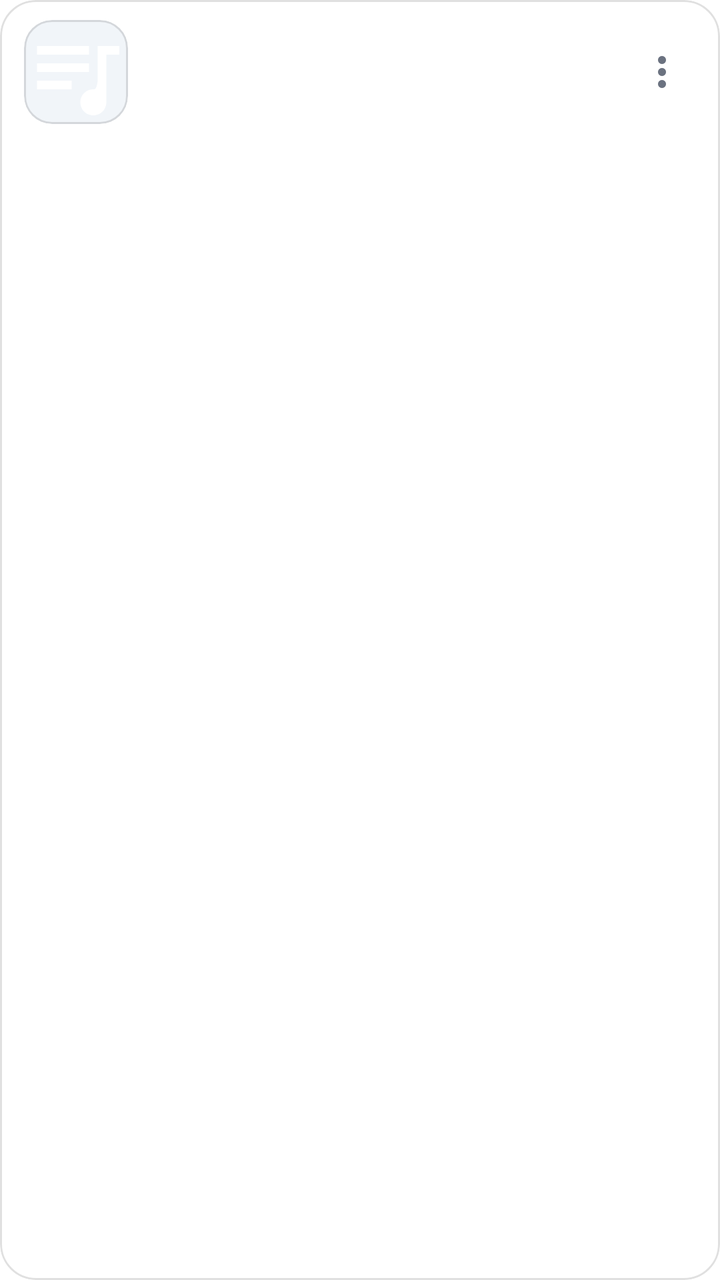
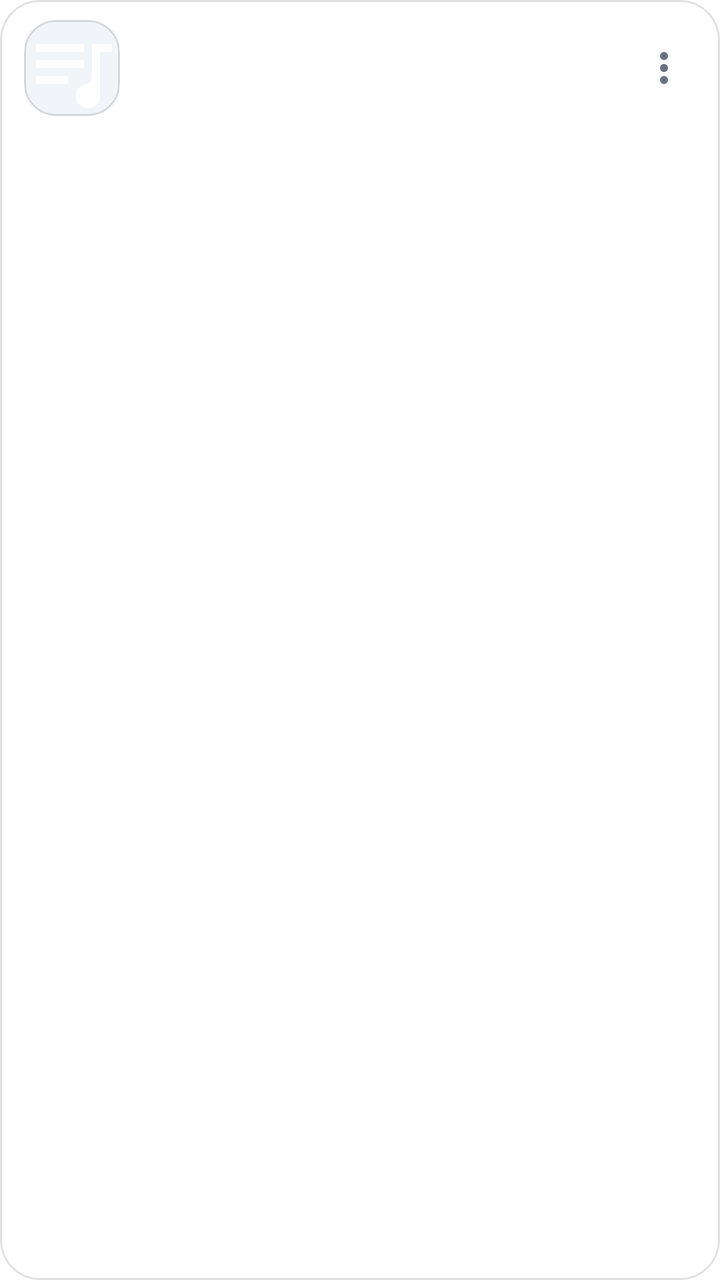

Two renders of the same Android screen: before a commit and after it. Below are the layout's source before the change and the commit's diff.
<!-- AndroidManifest.xml: application theme Theme.SeldiaMusic -->
<!-- res/layout/item_playlist.xml -->
<?xml version="1.0" encoding="utf-8"?>
<com.google.android.material.card.MaterialCardView xmlns:android="http://schemas.android.com/apk/res/android"
    xmlns:app="http://schemas.android.com/apk/res-auto"
    android:layout_width="match_parent"
    android:layout_height="wrap_content"
    android:layout_marginStart="12dp"
    android:layout_marginEnd="12dp"
    android:layout_marginTop="5dp"
    android:layout_marginBottom="5dp"
    android:clickable="true"
    android:focusable="true"
    app:cardBackgroundColor="@color/glass_card"
    app:cardCornerRadius="18dp"
    app:cardElevation="0dp"
    app:rippleColor="?attr/accentSoft"
    app:strokeColor="@color/glass_stroke"
    app:strokeWidth="1dp">

    <LinearLayout
        android:layout_width="match_parent"
        android:layout_height="wrap_content"
        android:gravity="center_vertical"
        android:orientation="horizontal"
        android:paddingStart="12dp"
        android:paddingEnd="12dp"
        android:paddingTop="10dp"
        android:paddingBottom="10dp">

        <com.google.android.material.card.MaterialCardView
            android:layout_width="52dp"
            android:layout_height="52dp"
            android:layout_gravity="center_vertical"
            app:cardBackgroundColor="@color/surface_high"
            app:cardCornerRadius="14dp"
            app:cardElevation="0dp"
            app:strokeColor="@color/glass_stroke"
            app:strokeWidth="1dp">

            <ImageView
                android:id="@+id/iv_artwork"
                android:layout_width="match_parent"
                android:layout_height="match_parent"
                android:contentDescription="@null"
                android:clipToOutline="true"
                android:scaleType="centerCrop"
                android:src="@drawable/ic_playlist" />
        </com.google.android.material.card.MaterialCardView>

        <LinearLayout
            android:layout_width="0dp"
            android:layout_height="wrap_content"
            android:layout_marginStart="14dp"
            android:layout_weight="1"
            android:orientation="vertical">

            <TextView
                android:id="@+id/tv_name"
                android:layout_width="match_parent"
                android:layout_height="wrap_content"
                android:ellipsize="end"
                android:maxLines="1"
                android:textColor="@color/text_primary"
                android:textSize="16sp"
                android:textStyle="bold" />

            <TextView
                android:id="@+id/tv_count"
                android:layout_width="match_parent"
                android:layout_height="wrap_content"
                android:layout_marginTop="2dp"
                android:ellipsize="end"
                android:maxLines="1"
                android:textColor="@color/text_secondary"
                android:textSize="13sp" />
        </LinearLayout>

        <ImageButton
            android:id="@+id/btn_more"
            android:layout_width="34dp"
            android:layout_height="34dp"
            android:background="?attr/selectableItemBackgroundBorderless"
            android:contentDescription="@null"
            android:src="@drawable/ic_more"
            android:tint="@color/text_secondary" />
    </LinearLayout>
</com.google.android.material.card.MaterialCardView>
<!-- resources referenced by this layout -->
<resources>
  <!-- unchanged entries left out for length: 22 -->
</resources>

<!-- the commit's change to res/layout/item_playlist.xml (unified diff, before → after) -->
@@ -3,14 +3,16 @@
     xmlns:app="http://schemas.android.com/apk/res-auto"
     android:layout_width="match_parent"
     android:layout_height="wrap_content"
-    android:layout_marginStart="12dp"
-    android:layout_marginEnd="12dp"
-    android:layout_marginTop="5dp"
-    android:layout_marginBottom="5dp"
+    android:layout_marginStart="16dp"
+    android:layout_marginEnd="16dp"
+    android:layout_marginTop="8dp"
+    android:layout_marginBottom="8dp"
+    android:background="@drawable/bg_tv_focus_card"
     android:clickable="true"
     android:focusable="true"
+    android:focusableInTouchMode="false"
     app:cardBackgroundColor="@color/glass_card"
-    app:cardCornerRadius="18dp"
+    app:cardCornerRadius="20dp"
     app:cardElevation="0dp"
     app:rippleColor="?attr/accentSoft"
     app:strokeColor="@color/glass_stroke"
@@ -27,11 +29,11 @@
         android:paddingBottom="10dp">
 
         <com.google.android.material.card.MaterialCardView
-            android:layout_width="52dp"
-            android:layout_height="52dp"
+            android:layout_width="48dp"
+            android:layout_height="48dp"
             android:layout_gravity="center_vertical"
             app:cardBackgroundColor="@color/surface_high"
-            app:cardCornerRadius="14dp"
+            app:cardCornerRadius="16dp"
             app:cardElevation="0dp"
             app:strokeColor="@color/glass_stroke"
             app:strokeWidth="1dp">
@@ -49,7 +51,7 @@
         <LinearLayout
             android:layout_width="0dp"
             android:layout_height="wrap_content"
-            android:layout_marginStart="14dp"
+            android:layout_marginStart="16dp"
             android:layout_weight="1"
             android:orientation="vertical">
 
@@ -60,26 +62,28 @@
                 android:ellipsize="end"
                 android:maxLines="1"
                 android:textColor="@color/text_primary"
-                android:textSize="16sp"
+                android:textSize="12sp"
                 android:textStyle="bold" />
 
             <TextView
                 android:id="@+id/tv_count"
                 android:layout_width="match_parent"
                 android:layout_height="wrap_content"
-                android:layout_marginTop="2dp"
+                android:layout_marginTop="4dp"
                 android:ellipsize="end"
                 android:maxLines="1"
                 android:textColor="@color/text_secondary"
-                android:textSize="13sp" />
+                android:textSize="12sp" />
         </LinearLayout>
 
         <ImageButton
             android:id="@+id/btn_more"
-            android:layout_width="34dp"
-            android:layout_height="34dp"
-            android:background="?attr/selectableItemBackgroundBorderless"
+            android:layout_width="32dp"
+            android:layout_height="32dp"
+            android:background="@drawable/bg_tv_focus_pill"
             android:contentDescription="@null"
+            android:focusable="true"
+            android:focusableInTouchMode="false"
             android:src="@drawable/ic_more"
             android:tint="@color/text_secondary" />
     </LinearLayout>
<!-- resource entries referenced after the edit -->
@@ -1,5 +1,119 @@
 <!-- resources referenced by this layout -->
 <resources>
+  <!-- drawable bg_tv_focus_card (drawable) -->
+  <?xml version="1.0" encoding="utf-8"?>
+  <selector xmlns:android="http://schemas.android.com/apk/res/android">
+      <item android:state_focused="true">
+          <layer-list>
+              <item>
+                  <shape android:shape="rectangle">
+                      <solid android:color="?attr/accentSoft" />
+                      <corners android:radius="26dp" />
+                  </shape>
+              </item>
+              <item>
+                  <shape android:shape="rectangle">
+                      <solid android:color="#40FFFFFF" />
+                      <corners android:radius="26dp" />
+                  </shape>
+              </item>
+              <item>
+                  <shape android:shape="rectangle">
+                      <solid android:color="@android:color/transparent" />
+                      <corners android:radius="26dp" />
+                      <stroke
+                          android:width="5dp"
+                          android:color="#FFFFFF" />
+                  </shape>
+              </item>
+              <item>
+                  <shape android:shape="rectangle">
+                      <solid android:color="@android:color/transparent" />
+                      <corners android:radius="26dp" />
+                      <stroke
+                          android:width="2dp"
+                          android:color="?attr/accentPrimary" />
+                  </shape>
+              </item>
+          </layer-list>
+      </item>
+      <item android:state_pressed="true">
+          <layer-list>
+              <item>
+                  <shape android:shape="rectangle">
+                      <solid android:color="#55FFFFFF" />
+                      <corners android:radius="26dp" />
+                  </shape>
+              </item>
+          </layer-list>
+      </item>
+      <item>
+          <layer-list>
+              <item>
+                  <shape android:shape="rectangle">
+                      <solid android:color="#00000000" />
+                  </shape>
+              </item>
+          </layer-list>
+      </item>
+  </selector>
+  <!-- drawable bg_tv_focus_pill (drawable) -->
+  <?xml version="1.0" encoding="utf-8"?>
+  <selector xmlns:android="http://schemas.android.com/apk/res/android">
+      <item android:state_focused="true">
+          <layer-list>
+              <item>
+                  <shape android:shape="rectangle">
+                      <solid android:color="?attr/accentSoft" />
+                      <corners android:radius="22dp" />
+                  </shape>
+              </item>
+              <item>
+                  <shape android:shape="rectangle">
+                      <solid android:color="#40FFFFFF" />
+                      <corners android:radius="22dp" />
+                  </shape>
+              </item>
+              <item>
+                  <shape android:shape="rectangle">
+                      <solid android:color="@android:color/transparent" />
+                      <corners android:radius="22dp" />
+                      <stroke
+                          android:width="5dp"
+                          android:color="#FFFFFF" />
+                  </shape>
+              </item>
+              <item>
+                  <shape android:shape="rectangle">
+                      <solid android:color="@android:color/transparent" />
+                      <corners android:radius="22dp" />
+                      <stroke
+                          android:width="2dp"
+                          android:color="?attr/accentPrimary" />
+                  </shape>
+              </item>
+          </layer-list>
+      </item>
+      <item android:state_pressed="true">
+          <layer-list>
+              <item>
+                  <shape android:shape="rectangle">
+                      <solid android:color="#55FFFFFF" />
+                      <corners android:radius="22dp" />
+                  </shape>
+              </item>
+          </layer-list>
+      </item>
+      <item>
+          <layer-list>
+              <item>
+                  <shape android:shape="rectangle">
+                      <solid android:color="#00000000" />
+                  </shape>
+              </item>
+          </layer-list>
+      </item>
+  </selector>
   <!-- unchanged entries left out for length: 22 -->
 </resources>
 
